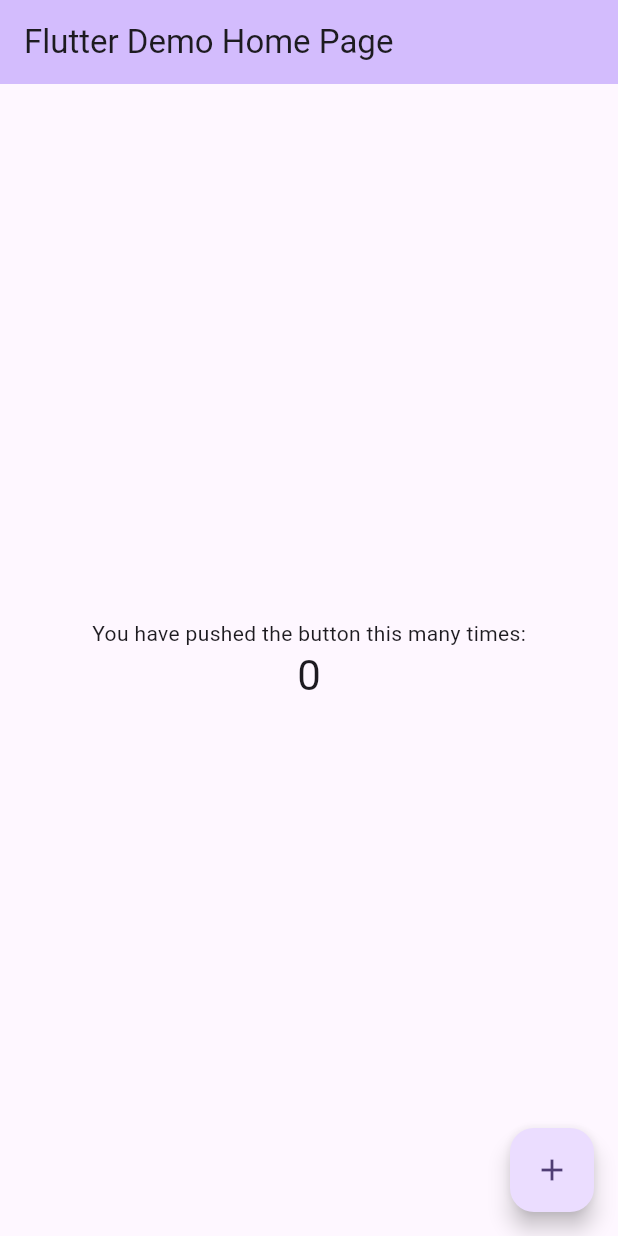
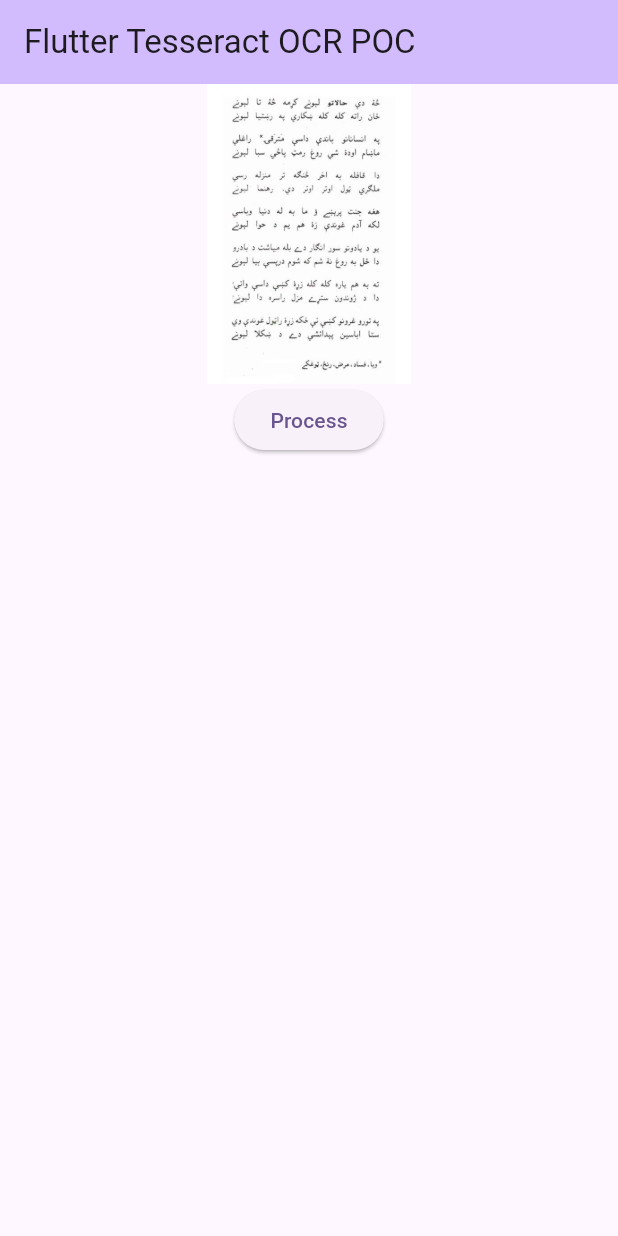
Before and after one commit to awais2075/tesseract_poc, a Flutter app: the screen it shows after launch, on a phone screen of 412 x 824 dp. Run offline on Flutter 3.47's test engine with Material 2 defaults, Android fonts, the phone set to English and light mode, and no system bars; missing offline and left inert: flutter_tesseract_ocr.

Commit message:
added required code for tesseract poc

```diff
--- /dev/null
+++ b/assets/tessdata_config.json
@@ -0,0 +1,6 @@
+{
+  "files": [
+    "eng.traineddata",
+    "pus.traineddata"
+  ]
+}
--- a/lib/main.dart
+++ b/lib/main.dart
@@ -1,4 +1,9 @@
+import 'dart:io';
+
 import 'package:flutter/material.dart';
+import 'package:flutter/services.dart';
+import 'package:flutter_tesseract_ocr/flutter_tesseract_ocr.dart';
+import 'package:path_provider/path_provider.dart';
 
 void main() {
   runApp(const MyApp());
@@ -7,119 +12,78 @@ void main() {
 class MyApp extends StatelessWidget {
   const MyApp({super.key});
 
-  // This widget is the root of your application.
   @override
   Widget build(BuildContext context) {
     return MaterialApp(
       title: 'Flutter Demo',
       theme: ThemeData(
-        // This is the theme of your application.
-        //
-        // TRY THIS: Try running your application with "flutter run". You'll see
-        // the application has a blue toolbar. Then, without quitting the app,
-        // try changing the seedColor in the colorScheme below to Colors.green
-        // and then invoke "hot reload" (save your changes or press the "hot
-        // reload" button in a Flutter-supported IDE, or press "r" if you used
-        // the command line to start the app).
-        //
-        // Notice that the counter didn't reset back to zero; the application
-        // state is not lost during the reload. To reset the state, use hot
-        // restart instead.
-        //
-        // This works for code too, not just values: Most code changes can be
-        // tested with just a hot reload.
         colorScheme: ColorScheme.fromSeed(seedColor: Colors.deepPurple),
         useMaterial3: true,
       ),
-      home: const MyHomePage(title: 'Flutter Demo Home Page'),
+      home: const OCRDemo(title: 'Flutter Tesseract OCR POC'),
     );
   }
 }
 
-class MyHomePage extends StatefulWidget {
-  const MyHomePage({super.key, required this.title});
 
-  // This widget is the home page of your application. It is stateful, meaning
-  // that it has a State object (defined below) that contains fields that affect
-  // how it looks.
-
-  // This class is the configuration for the state. It holds the values (in this
-  // case the title) provided by the parent (in this case the App widget) and
-  // used by the build method of the State. Fields in a Widget subclass are
-  // always marked "final".
+class OCRDemo extends StatefulWidget {
+  const OCRDemo({super.key, required this.title});
 
   final String title;
 
   @override
-  State<MyHomePage> createState() => _MyHomePageState();
+  State<OCRDemo> createState() => _OCRDemoState();
 }
 
-class _MyHomePageState extends State<MyHomePage> {
-  int _counter = 0;
+class _OCRDemoState extends State<OCRDemo> {
 
-  void _incrementCounter() {
-    setState(() {
-      // This call to setState tells the Flutter framework that something has
-      // changed in this State, which causes it to rerun the build method below
-      // so that the display can reflect the updated values. If we changed
-      // _counter without calling setState(), then the build method would not be
-      // called again, and so nothing would appear to happen.
-      _counter++;
-    });
-  }
+  String ocrText = '';
+  final String imageName = 'pus_bw.jpeg';
+  final String imagePath = 'assets/images';
+  final String language = 'pus';
+
 
   @override
   Widget build(BuildContext context) {
-    // This method is rerun every time setState is called, for instance as done
-    // by the _incrementCounter method above.
-    //
-    // The Flutter framework has been optimized to make rerunning build methods
-    // fast, so that you can just rebuild anything that needs updating rather
-    // than having to individually change instances of widgets.
     return Scaffold(
       appBar: AppBar(
-        // TRY THIS: Try changing the color here to a specific color (to
-        // Colors.amber, perhaps?) and trigger a hot reload to see the AppBar
-        // change color while the other colors stay the same.
-        backgroundColor: Theme.of(context).colorScheme.inversePrimary,
-        // Here we take the value from the MyHomePage object that was created by
-        // the App.build method, and use it to set our appbar title.
+        backgroundColor: Theme
+            .of(context)
+            .colorScheme
+            .inversePrimary,
         title: Text(widget.title),
       ),
       body: Center(
-        // Center is a layout widget. It takes a single child and positions it
-        // in the middle of the parent.
-        child: Column(
-          // Column is also a layout widget. It takes a list of children and
-          // arranges them vertically. By default, it sizes itself to fit its
-          // children horizontally, and tries to be as tall as its parent.
-          //
-          // Column has various properties to control how it sizes itself and
-          // how it positions its children. Here we use mainAxisAlignment to
-          // center the children vertically; the main axis here is the vertical
-          // axis because Columns are vertical (the cross axis would be
-          // horizontal).
-          //
-          // TRY THIS: Invoke "debug painting" (choose the "Toggle Debug Paint"
-          // action in the IDE, or press "p" in the console), to see the
-          // wireframe for each widget.
-          mainAxisAlignment: MainAxisAlignment.center,
-          children: <Widget>[
-            const Text(
-              'You have pushed the button this many times:',
-            ),
-            Text(
-              '$_counter',
-              style: Theme.of(context).textTheme.headlineMedium,
-            ),
-          ],
-        ),
+        child: Column(children: <Widget>[
+          Image.asset('$imagePath/$imageName', width: 200, height: 200,),
+          ElevatedButton(onPressed: () => {
+            _fetchTextFromImage(
+                imagePath: imagePath, imageName: imageName, language: language)
+          }, child: const Text('Process')),
+          Text(ocrText, style: const TextStyle(color: Colors.lightGreen),)
+        ]),
       ),
-      floatingActionButton: FloatingActionButton(
-        onPressed: _incrementCounter,
-        tooltip: 'Increment',
-        child: const Icon(Icons.add),
-      ), // This trailing comma makes auto-formatting nicer for build methods.
     );
   }
+
+  _fetchTextFromImage({required String imagePath, required imageName, required String language}) async {
+    var processFile = await rootBundle.load('$imagePath/$imageName');
+    var tempDir = await getTemporaryDirectory();
+    var file = File('${tempDir.path}/$imageName');
+    file.writeAsBytes(processFile.buffer.asUint8List());
+
+    String dir = await FlutterTesseractOcr.getTessdataPath();
+
+    FlutterTesseractOcr.extractText(file.path, language: language)
+        .then((value) {
+      setState(() {
+        ocrText = value;
+      });
+    }).catchError((error) {
+      setState(() {
+        print('error');
+        ocrText = error.message;
+      });
+    });
+  }
 }
```
Also changed, not shown: pubspec.yaml (+5 -2 lines), assets/images/eng_bw.png (added), assets/images/pus_bw.jpeg (added), pubspec.lock, 3 other files.
